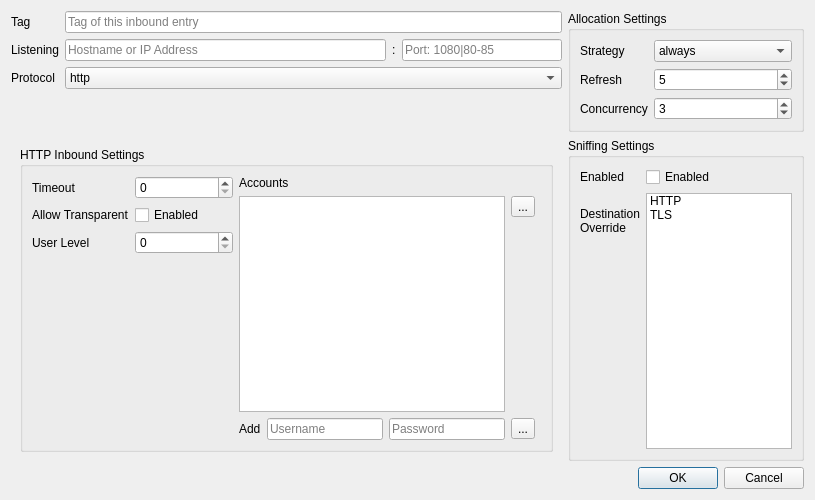
This is src/ui/w_InboundEditor.ui in darsvador/qvssr as Qt 5 draws it before an edit. The edited form follows.
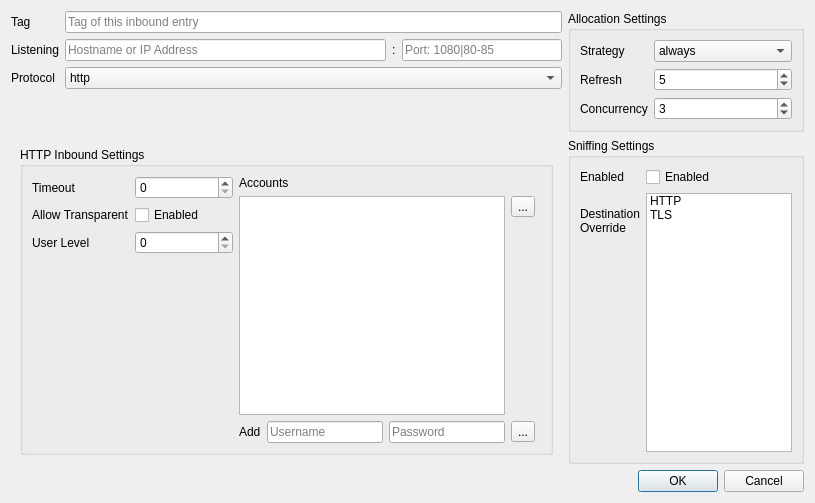
This is the edited form. Icons and pictures are not drawn.

Patch:
```diff
--- a/src/ui/w_InboundEditor.ui
+++ b/src/ui/w_InboundEditor.ui
@@ -10,7 +10,7 @@
     <x>0</x>
     <y>0</y>
     <width>815</width>
-    <height>500</height>
+    <height>503</height>
    </rect>
   </property>
   <property name="windowTitle">
```
